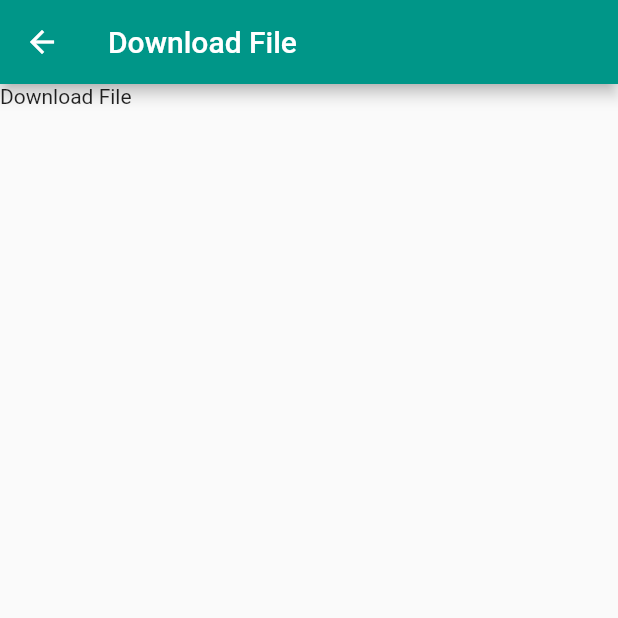
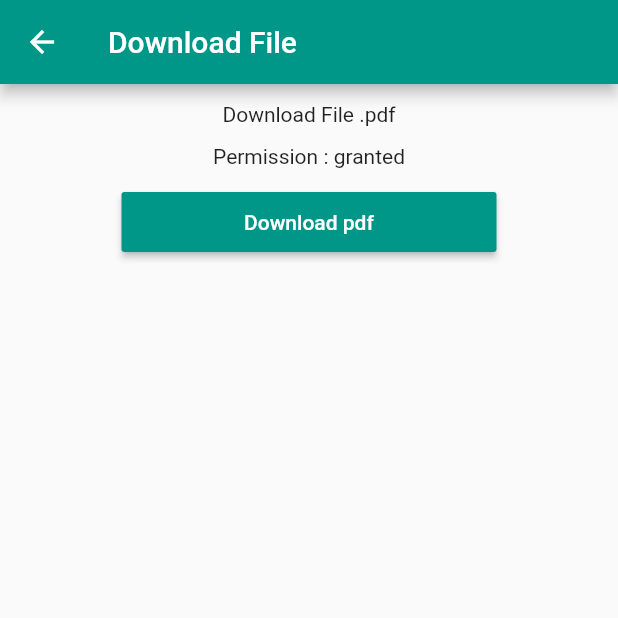
Before and after one commit to yoesuv/GetX-Playground, a Flutter app: the screen it shows after launch, after a tap on "Download", on a phone screen of 412 x 824 dp, the top half of it. Run offline on Flutter 3.47's test engine with Material 2 defaults, Android fonts, the phone set to English and light mode, and no system bars; our stand-ins replace flutter_local_notifications, get, image_picker, permission_handler, shared_preferences; missing offline and left inert: android_alarm_manager_plus.

Commit message:
:art: ui download screen

```diff
--- a/lib/src/core/bindings/app_bindings.dart
+++ b/lib/src/core/bindings/app_bindings.dart
@@ -3,6 +3,7 @@ import 'package:my_getx_playground/src/core/repositories/post_repository.dart';
 import 'package:my_getx_playground/src/core/repositories/user_repository.dart';
 import 'package:my_getx_playground/src/menu/clock/clock_controller.dart';
 import 'package:my_getx_playground/src/menu/counter/counter_controller.dart';
+import 'package:my_getx_playground/src/menu/download/download_controller.dart';
 import 'package:my_getx_playground/src/menu/form/form_controller.dart';
 import 'package:my_getx_playground/src/menu/form/form_result_controller.dart';
 import 'package:my_getx_playground/src/menu/infinite_scroll/infinite_scroll_controller.dart';
@@ -67,3 +68,10 @@ class ClockBinding implements Bindings {
     Get.lazyPut(() => ClockController());
   }
 }
+
+class DownloadBinding implements Bindings {
+  @override
+  void dependencies() {
+    Get.lazyPut(() => DownloadController());
+  }
+}
--- a/lib/src/core/routes/app_route.dart
+++ b/lib/src/core/routes/app_route.dart
@@ -58,5 +58,6 @@ final List<GetPage> appRoute = [
   GetPage(
     name: DownloadScreen.routeName,
     page: () => const DownloadScreen(),
+    binding: DownloadBinding(),
   ),
 ];
--- /dev/null
+++ b/lib/src/menu/download/download_controller.dart
@@ -0,0 +1,19 @@
+import 'package:flutter/material.dart';
+import 'package:get/get.dart';
+import 'package:permission_handler/permission_handler.dart';
+
+class DownloadController extends GetxController {
+  final linkPdf =
+      'https://file-examples.com/storage/fe522079b962f100d94fb66/2017/10/file-sample_150kB.pdf';
+  final storagePermission = Rx<PermissionStatus>(PermissionStatus.denied);
+
+  @override
+  void onInit() async {
+    super.onInit();
+    storagePermission.value = await Permission.storage.status;
+  }
+
+  void downloadFile() {
+    debugPrint('DownloadController # download file $linkPdf');
+  }
+}
--- a/lib/src/menu/download/download_screen.dart
+++ b/lib/src/menu/download/download_screen.dart
@@ -1,20 +1,39 @@
 import 'package:flutter/material.dart';
+import 'package:get/get.dart';
+import 'package:my_getx_playground/src/menu/download/download_controller.dart';
+import 'package:my_getx_playground/src/widgets/my_button.dart';
 
-class DownloadScreen extends StatelessWidget {
+class DownloadScreen extends GetView<DownloadController> {
   static const routeName = '/download';
   const DownloadScreen({Key? key}) : super(key: key);
 
-
   @override
   Widget build(BuildContext context) {
-    return Scaffold(
-      appBar: AppBar(
-        title: const Text('Download File'),
-      ),
-      body: SafeArea(
-        child: Text('Download File'),
+    return Obx(
+      () => Scaffold(
+        appBar: AppBar(
+          title: const Text('Download File'),
+        ),
+        body: SafeArea(
+          child: Column(
+            children: [
+              const SizedBox(height: 12),
+              const Text('Download File .pdf'),
+              const SizedBox(height: 12),
+              Text('Permission : ${controller.storagePermission.value.name}'),
+              const SizedBox(height: 12),
+              Center(
+                child: MyButton(
+                  label: 'Download pdf',
+                  onPressed: () {
+                    controller.downloadFile();
+                  },
+                ),
+              ),
+            ],
+          ),
+        ),
       ),
     );
   }
-
 }
```
Also changed, not shown: 1 other file.
